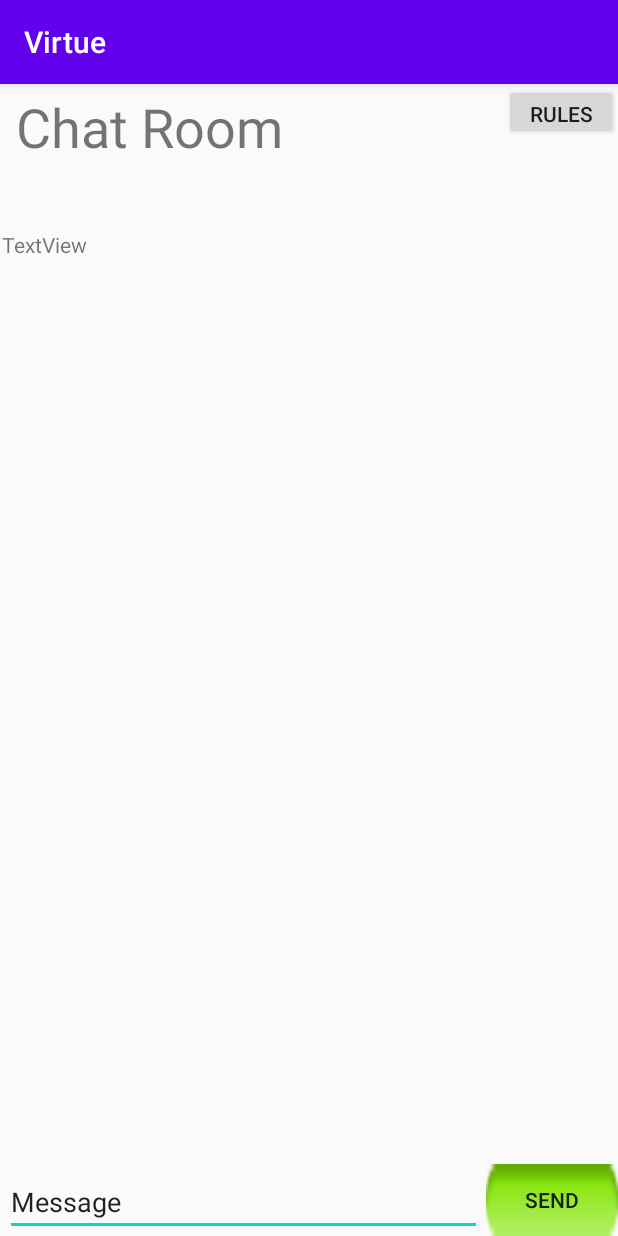
After one commit to gomes717/SpaceApps, an Android app: the ChatActivity screen opened directly, with no data from a screen before it, on a phone screen of 412 x 824 dp. The commit adds this screen. Run offline under Robolectric (Android 15) with nearby library versions, the phone set to English and light mode, and no system bars.

Commit message:
Chat Parte 11

```diff
--- a/app/src/main/AndroidManifest.xml
+++ b/app/src/main/AndroidManifest.xml
@@ -9,6 +9,7 @@
         android:roundIcon="@mipmap/appicon"
         android:supportsRtl="true"
         android:theme="@style/AppTheme">
+        <activity android:name=".activity.ChatActivity"></activity>
         <activity android:name=".activity.LoadingActivity" />
         <activity
             android:name=".activity.ConfigActivity"
--- /dev/null
+++ b/app/src/main/java/com/example/spaceapps/activity/ChatActivity.java
@@ -0,0 +1,16 @@
+package com.example.spaceapps.activity;
+
+import androidx.appcompat.app.AppCompatActivity;
+
+import android.os.Bundle;
+
+import com.example.spaceapps.R;
+
+public class ChatActivity extends AppCompatActivity {
+
+    @Override
+    protected void onCreate(Bundle savedInstanceState) {
+        super.onCreate(savedInstanceState);
+        setContentView(R.layout.activity_chat);
+    }
+}
--- /dev/null
+++ b/app/src/main/res/layout/activity_chat.xml
@@ -0,0 +1,84 @@
+<?xml version="1.0" encoding="utf-8"?>
+<androidx.constraintlayout.widget.ConstraintLayout xmlns:android="http://schemas.android.com/apk/res/android"
+    xmlns:app="http://schemas.android.com/apk/res-auto"
+    xmlns:tools="http://schemas.android.com/tools"
+    android:layout_width="match_parent"
+    android:layout_height="match_parent"
+    tools:context=".activity.ChatActivity">
+
+    <Button
+        android:id="@+id/button"
+        android:layout_width="wrap_content"
+        android:layout_height="wrap_content"
+        android:background="@android:drawable/button_onoff_indicator_on"
+        android:text="Send"
+        app:layout_constraintBottom_toBottomOf="parent"
+        app:layout_constraintEnd_toEndOf="parent" />
+
+    <EditText
+        android:id="@+id/editTextTextPersonName"
+        android:layout_width="318dp"
+        android:layout_height="44dp"
+        android:ems="10"
+        android:inputType="textPersonName"
+        android:text="Message"
+        app:layout_constraintBottom_toBottomOf="parent"
+        app:layout_constraintEnd_toStartOf="@+id/button"
+        app:layout_constraintStart_toStartOf="parent" />
+
+    <TextView
+        android:id="@+id/textView"
+        android:layout_width="315dp"
+        android:layout_height="63dp"
+        android:layout_marginTop="4dp"
+        android:text="Chat Room"
+        android:textSize="36sp"
+        app:layout_constraintEnd_toStartOf="@+id/button2"
+        app:layout_constraintStart_toStartOf="parent"
+        app:layout_constraintTop_toTopOf="parent" />
+
+    <Button
+        android:id="@+id/button2"
+        android:layout_width="76dp"
+        android:layout_height="37dp"
+        android:text="Rules"
+        app:layout_constraintEnd_toEndOf="parent"
+        app:layout_constraintTop_toTopOf="parent" />
+
+    <ScrollView
+        android:layout_width="409dp"
+        android:layout_height="601dp"
+        app:layout_constraintBottom_toTopOf="@+id/editTextTextPersonName"
+        app:layout_constraintEnd_toEndOf="parent"
+        app:layout_constraintStart_toStartOf="parent"
+        app:layout_constraintTop_toBottomOf="@+id/textView">
+
+        <LinearLayout
+            android:layout_width="match_parent"
+            android:layout_height="wrap_content"
+            android:orientation="vertical" >
+
+            <FrameLayout
+                android:layout_width="match_parent"
+                android:layout_height="match_parent">
+
+                <androidx.constraintlayout.widget.ConstraintLayout
+                    android:layout_width="match_parent"
+                    android:layout_height="600dp">
+
+                    <TextView
+                        android:id="@+id/textView3"
+                        android:layout_width="408dp"
+                        android:layout_height="597dp"
+                        android:text="TextView"
+                        app:layout_constraintBottom_toBottomOf="parent"
+                        app:layout_constraintEnd_toEndOf="parent"
+                        app:layout_constraintHorizontal_bias="0.0"
+                        app:layout_constraintStart_toStartOf="parent"
+                        app:layout_constraintTop_toTopOf="parent"
+                        app:layout_constraintVertical_bias="0.666" />
+                </androidx.constraintlayout.widget.ConstraintLayout>
+            </FrameLayout>
+        </LinearLayout>
+    </ScrollView>
+</androidx.constraintlayout.widget.ConstraintLayout>
```
Also changed, not shown: app/src/main/java/com/example/spaceapps/activity/MainActivity.java (+3 -7 lines), app/src/main/java/com/example/spaceapps/fragment/ChatFragment.java (deleted, +0 -26 lines), app/src/main/res/layout/activity_main.xml (+3 -21 lines), app/src/main/res/layout/fragment_chat.xml (deleted, +0 -14 lines).
